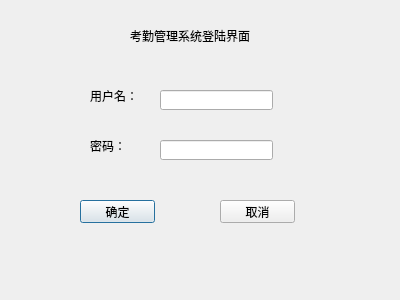
This is Attendance/login.ui in embpgp/attendance as Qt 5 draws it before an edit. The edited form follows.
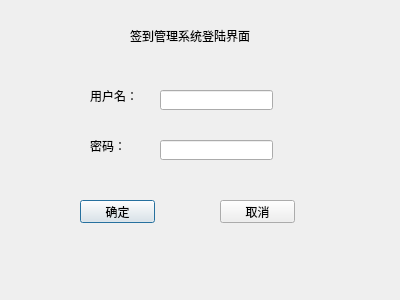
This is the edited form.

```diff
--- a/Attendance/login.ui
+++ b/Attendance/login.ui
@@ -95,7 +95,7 @@
     </rect>
    </property>
    <property name="text">
-    <string>考勤管理系统登陆界面</string>
+    <string>签到管理系统登陆界面</string>
    </property>
   </widget>
  </widget>
```
